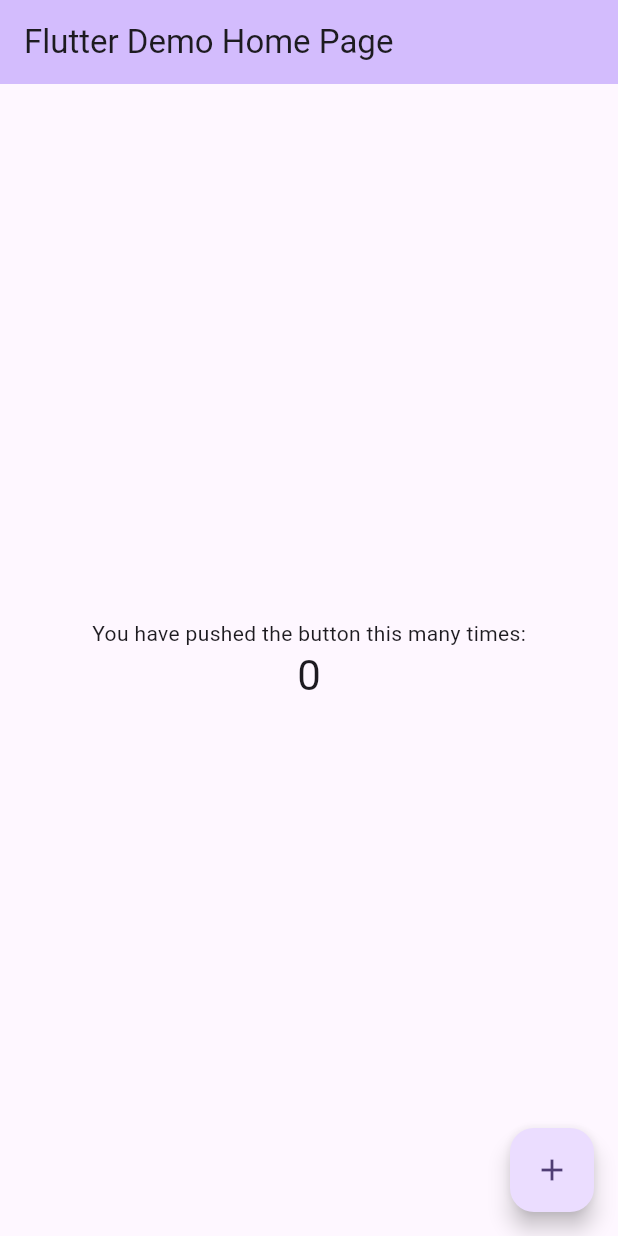
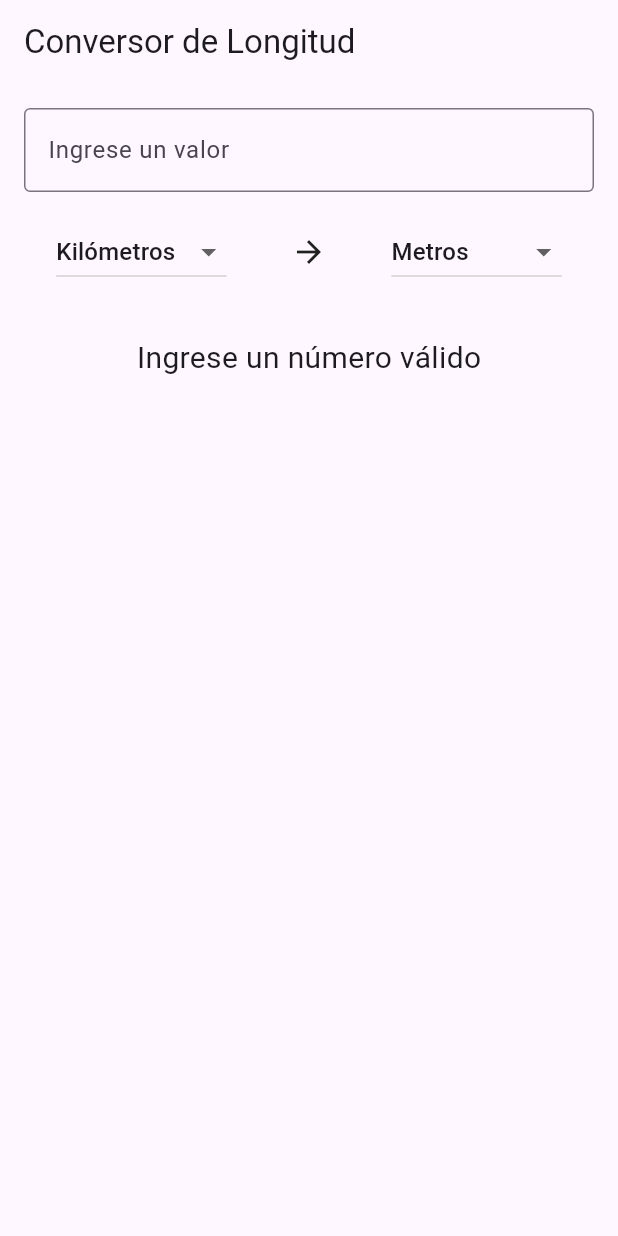
Before and after one commit to BerrioGoodman/unit_converter_flutter_flow, a Flutter app: the screen it shows after launch, on a phone screen of 412 x 824 dp. Run offline on Flutter 3.47's test engine with Material 3 defaults, Android fonts, the phone set to English and light mode, and no system bars.

Commit message:
feature: Conversión de longitud básica

```diff
--- a/unit_convert/lib/main.dart
+++ b/unit_convert/lib/main.dart
@@ -1,122 +1,20 @@
 import 'package:flutter/material.dart';
+import 'screens/length_converter_screen.dart';
 
 void main() {
-  runApp(const MyApp());
+  runApp(UnitConverterApp());
 }
 
-class MyApp extends StatelessWidget {
-  const MyApp({super.key});
-
-  // This widget is the root of your application.
+class UnitConverterApp extends StatelessWidget
+{
   @override
-  Widget build(BuildContext context) {
-    return MaterialApp(
-      title: 'Flutter Demo',
-      theme: ThemeData(
-        // This is the theme of your application.
-        //
-        // TRY THIS: Try running your application with "flutter run". You'll see
-        // the application has a purple toolbar. Then, without quitting the app,
-        // try changing the seedColor in the colorScheme below to Colors.green
-        // and then invoke "hot reload" (save your changes or press the "hot
-        // reload" button in a Flutter-supported IDE, or press "r" if you used
-        // the command line to start the app).
-        //
-        // Notice that the counter didn't reset back to zero; the application
-        // state is not lost during the reload. To reset the state, use hot
-        // restart instead.
-        //
-        // This works for code too, not just values: Most code changes can be
-        // tested with just a hot reload.
-        colorScheme: ColorScheme.fromSeed(seedColor: Colors.deepPurple),
-      ),
-      home: const MyHomePage(title: 'Flutter Demo Home Page'),
+  Widget build(BuildContext ctx)
+  {
+    return MaterialApp
+    (
+        title: 'Unit Converter',
+        theme: ThemeData(primarySwatch: Colors.blue),
+        home: LengthConverterScreen(),
     );
   }
 }
-
-class MyHomePage extends StatefulWidget {
-  const MyHomePage({super.key, required this.title});
-
-  // This widget is the home page of your application. It is stateful, meaning
-  // that it has a State object (defined below) that contains fields that affect
-  // how it looks.
-
-  // This class is the configuration for the state. It holds the values (in this
-  // case the title) provided by the parent (in this case the App widget) and
-  // used by the build method of the State. Fields in a Widget subclass are
-  // always marked "final".
-
-  final String title;
-
-  @override
-  State<MyHomePage> createState() => _MyHomePageState();
-}
-
-class _MyHomePageState extends State<MyHomePage> {
-  int _counter = 0;
-
-  void _incrementCounter() {
-    setState(() {
-      // This call to setState tells the Flutter framework that something has
-      // changed in this State, which causes it to rerun the build method below
-      // so that the display can reflect the updated values. If we changed
-      // _counter without calling setState(), then the build method would not be
-      // called again, and so nothing would appear to happen.
-      _counter++;
-    });
-  }
-
-  @override
-  Widget build(BuildContext context) {
-    // This method is rerun every time setState is called, for instance as done
-    // by the _incrementCounter method above.
-    //
-    // The Flutter framework has been optimized to make rerunning build methods
-    // fast, so that you can just rebuild anything that needs updating rather
-    // than having to individually change instances of widgets.
-    return Scaffold(
-      appBar: AppBar(
-        // TRY THIS: Try changing the color here to a specific color (to
-        // Colors.amber, perhaps?) and trigger a hot reload to see the AppBar
-        // change color while the other colors stay the same.
-        backgroundColor: Theme.of(context).colorScheme.inversePrimary,
-        // Here we take the value from the MyHomePage object that was created by
-        // the App.build method, and use it to set our appbar title.
-        title: Text(widget.title),
-      ),
-      body: Center(
-        // Center is a layout widget. It takes a single child and positions it
-        // in the middle of the parent.
-        child: Column(
-          // Column is also a layout widget. It takes a list of children and
-          // arranges them vertically. By default, it sizes itself to fit its
-          // children horizontally, and tries to be as tall as its parent.
-          //
-          // Column has various properties to control how it sizes itself and
-          // how it positions its children. Here we use mainAxisAlignment to
-          // center the children vertically; the main axis here is the vertical
-          // axis because Columns are vertical (the cross axis would be
-          // horizontal).
-          //
-          // TRY THIS: Invoke "debug painting" (choose the "Toggle Debug Paint"
-          // action in the IDE, or press "p" in the console), to see the
-          // wireframe for each widget.
-          mainAxisAlignment: MainAxisAlignment.center,
-          children: <Widget>[
-            const Text('You have pushed the button this many times:'),
-            Text(
-              '$_counter',
-              style: Theme.of(context).textTheme.headlineMedium,
-            ),
-          ],
-        ),
-      ),
-      floatingActionButton: FloatingActionButton(
-        onPressed: _incrementCounter,
-        tooltip: 'Increment',
-        child: const Icon(Icons.add),
-      ), // This trailing comma makes auto-formatting nicer for build methods.
-    );
-  }
-}
--- /dev/null
+++ b/unit_convert/lib/models/conversion_rates.dart
@@ -0,0 +1,10 @@
+final Map<String, double> conversionRates = {
+  'Kilómetros': 1000.0,
+  'Metros': 1.0,
+  'Centímetros': 0.01,
+  'Milímetros': 0.001,
+  'Millas': 1609.34,
+  'Yardas': 0.9144,
+  'Pies': 0.3048,
+  'Pulgadas': 0.0254,
+};
--- /dev/null
+++ b/unit_convert/lib/screens/length_converter_screen.dart
@@ -0,0 +1,101 @@
+import 'package:flutter/material.dart';
+import '../../services/conversion_service.dart';
+import '../models/conversion_rates.dart';
+
+class LengthConverterScreen extends StatefulWidget
+{
+  @override
+  _LengthConverterScreenState createState() => _LengthConverterScreenState();
+}
+
+class _LengthConverterScreenState extends State<LengthConverterScreen>
+{
+  final TextEditingController _controller = TextEditingController();
+  String _fromUnit = 'Kilómetros';
+  String _toUnit = "Metros";
+  double? _result;
+
+  void _convert() {
+    double? input = double.tryParse(_controller.text);
+    if (input != null) {
+      setState(() {
+        _result = ConversionService.convert(
+          input,
+          _fromUnit,
+          _toUnit,
+        );
+      });
+    } else {
+      setState(() {
+        _result = null;
+      });
+    }
+  }
+
+  @override
+  Widget build(BuildContext context) {
+    return Scaffold(
+      appBar: AppBar(title: Text('Conversor de Longitud')),
+      body: Padding(
+        padding: const EdgeInsets.all(16.0),
+        child: Column(
+          children: [
+            TextField(
+              controller: _controller,
+              keyboardType: TextInputType.number,
+              decoration: InputDecoration(
+                labelText: 'Ingrese un valor',
+                border: OutlineInputBorder(),
+              ),
+              onChanged: (value) => _convert(),
+            ),
+            SizedBox(height: 16),
+            Row(
+              mainAxisAlignment: MainAxisAlignment.spaceAround,
+              children: [
+                DropdownButton<String>(
+                  value: _fromUnit,
+                  items: conversionRates.keys
+                      .map((unit) => DropdownMenuItem(
+                            value: unit,
+                            child: Text(unit),
+                          ))
+                      .toList(),
+                  onChanged: (value) {
+                    setState(() {
+                      _fromUnit = value!;
+                    });
+                    _convert();
+                  },
+                ),
+                Icon(Icons.arrow_forward),
+                DropdownButton<String>(
+                  value: _toUnit,
+                  items: conversionRates.keys
+                      .map((unit) => DropdownMenuItem(
+                            value: unit,
+                            child: Text(unit),
+                          ))
+                      .toList(),
+                  onChanged: (value) {
+                    setState(() {
+                      _toUnit = value!;
+                    });
+                    _convert();
+                  },
+                ),
+              ],
+            ),
+            SizedBox(height: 32),
+            Text(
+              _result == null
+                  ? 'Ingrese un número válido'
+                  : 'Resultado: ${_result!.toStringAsFixed(2)} $_toUnit',
+              style: TextStyle(fontSize: 20),
+            ),
+          ],
+        ),
+      ),
+    );
+  }
+}
--- /dev/null
+++ b/unit_convert/lib/services/conversion_service.dart
@@ -0,0 +1,8 @@
+import '../models/conversion_rates.dart';
+
+class ConversionService {
+  static double convert(double input, String fromUnit, String toUnit) {
+    double meters = input * conversionRates[fromUnit]!;
+    return meters / conversionRates[toUnit]!;
+  }
+}
```
Also changed, not shown: 1 other file.
